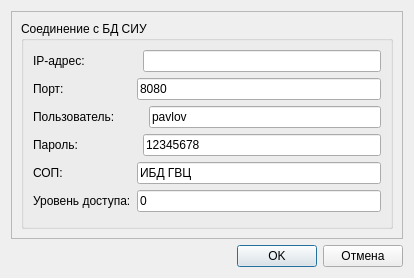
Before: the Qt Designer form ddocclient/app/db_synchronizer/src/siu_connect_form.ui in YuriyRusinov/reper, drawn with Qt 5.
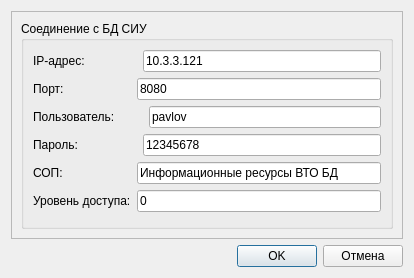
After: the same form once the commit is applied.

The edit to the form file:
```diff
--- a/ddocclient/app/db_synchronizer/src/siu_connect_form.ui
+++ b/ddocclient/app/db_synchronizer/src/siu_connect_form.ui
@@ -49,7 +49,11 @@
           </widget>
          </item>
          <item row="0" column="2" colspan="2">
-          <widget class="QLineEdit" name="leIP"/>
+          <widget class="QLineEdit" name="leIP">
+           <property name="text">
+            <string>10.3.3.121</string>
+           </property>
+          </widget>
          </item>
          <item row="1" column="0">
           <widget class="QLabel" name="label_4">
@@ -115,7 +119,7 @@
             </sizepolicy>
            </property>
            <property name="text">
-            <string>ИБД ГВЦ</string>
+            <string>Информационные ресурсы ВТО БД</string>
            </property>
           </widget>
          </item>
```
